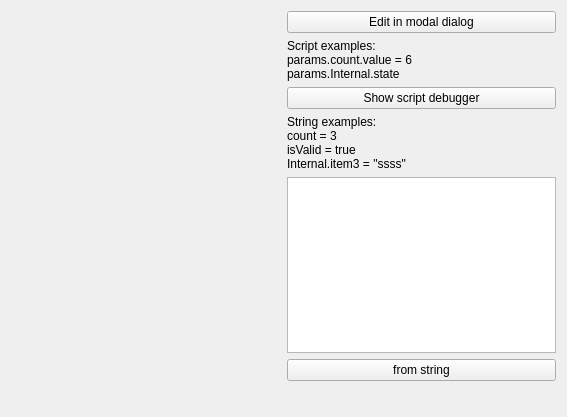
The window that Demo/MainWindow.ui (qtinuum/QtnProperty) describes before a commit, drawn with Qt 5.
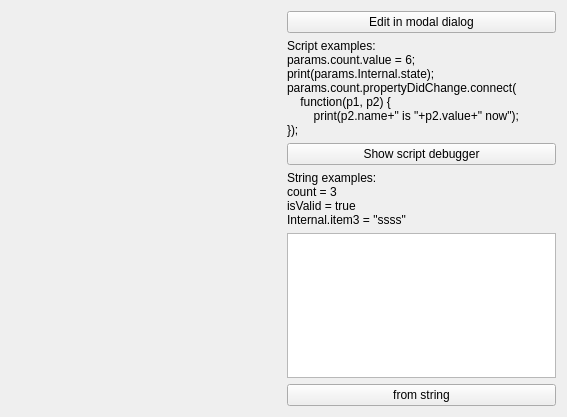
The same window after the commit. Custom widgets are drawn as their Qt base class.

Commit message: functions to wrap QObject properties

Diff of the .ui file:
```diff
--- a/Demo/MainWindow.ui
+++ b/Demo/MainWindow.ui
@@ -65,8 +65,12 @@
         </property>
         <property name="text">
          <string>Script examples:
-params.count.value = 6
-params.Internal.state</string>
+params.count.value = 6;
+print(params.Internal.state);
+params.count.propertyDidChange.connect(
+    function(p1, p2) {
+        print(p2.name+&quot; is &quot;+p2.value+&quot; now&quot;);
+});</string>
         </property>
         <property name="textFormat">
          <enum>Qt::PlainText</enum>
```
The commit also changes 5 other files.
